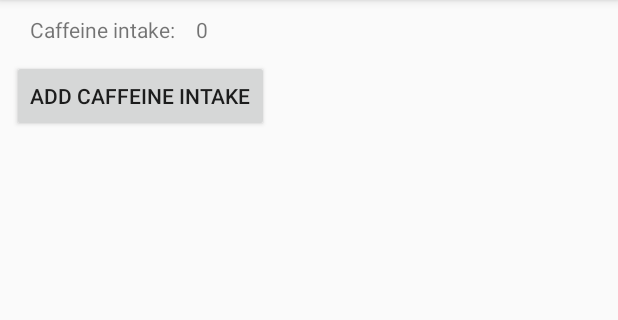
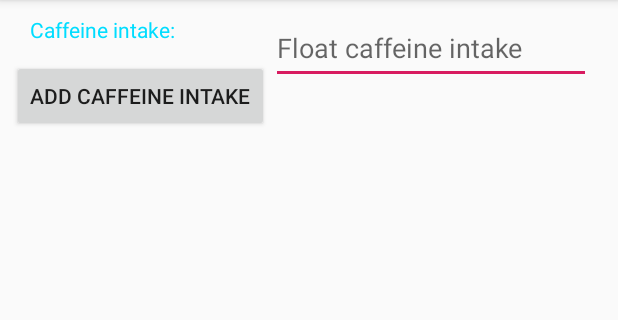
Before and after one commit to ongakken/Caffeinator, an Android app: the screen it shows after launch (MainActivity), on a phone screen of 412 x 824 dp, the part 84-404 px from its top. Run offline under Robolectric (Android 15) with nearby library versions, the phone set to English and light mode, and no system bars.

Commit message:
worked on caffeine intake float input, not finished, won't pass through debugger

```diff
--- a/app/src/main/java/com/simtoonsoftware/caffeinator/MainActivity.java
+++ b/app/src/main/java/com/simtoonsoftware/caffeinator/MainActivity.java
@@ -3,8 +3,13 @@ package com.simtoonsoftware.caffeinator;
 import android.content.Intent;
 import android.os.Bundle;
 import android.support.v7.app.AppCompatActivity;
+import android.view.KeyEvent;
 import android.view.View;
+import android.view.inputmethod.EditorInfo;
 import android.widget.Button;
+import android.widget.EditText;
+import android.widget.TextView;
+import android.widget.Toast;
 
 public class MainActivity extends AppCompatActivity {
 
@@ -13,12 +18,28 @@ public class MainActivity extends AppCompatActivity {
         super.onCreate(savedInstanceState);
         setContentView(R.layout.activity_main);
 
-    Button btn_addCaffeineIntake = findViewById(R.id.btn_addCaffeineIntake);
-    btn_addCaffeineIntake.setOnClickListener(new View.OnClickListener() {
+        Button btn_addCaffeineIntake = findViewById(R.id.btn_addCaffeineIntake);
+        EditText input_CaffeineIntakeValue = findViewById(R.id.input_CaffeineIntakeValue);
+
+        input_CaffeineIntakeValue.setOnEditorActionListener(new TextView.OnEditorActionListener() {
+            @Override
+            public boolean onEditorAction(TextView textView, int i, KeyEvent keyEvent) {
+
+                boolean handled = false;
+                if (i == EditorInfo.IME_ACTION_GO) {
+                    getApplicationContext().getResources().getInteger(R.integer.caffeineIntakeValue) = textView.getText().toString();
+                    Toast.makeText(MainActivity.this, "Current caffeine level: "
+                            + getApplicationContext().getResources().getInteger(R.integer.caffeineIntakeValue), Toast.LENGTH_SHORT).show();
+                }
+                return handled;
+            }
+
+        });
+        btn_addCaffeineIntake.setOnClickListener(new View.OnClickListener() {
+            @Override
         public void onClick(View v) {
             startActivity(new Intent(MainActivity.this, AddCaffeineIntakeActivity.class));
             System.out.println("Switched to the 'AddCaffeineIntakeActivity' Activity"); //debug text, shows only in logcat
-        }
-    });
+        }});
     }
 }
--- a/app/src/main/res/layout/activity_main.xml
+++ b/app/src/main/res/layout/activity_main.xml
@@ -14,6 +14,8 @@
         android:layout_marginTop="10dp"
         android:layout_marginEnd="8dp"
         android:text="Caffeine intake: "
+        android:textSize="14dp"
+        android:textColor="@android:color/holo_blue_bright"
         app:layout_constraintEnd_toEndOf="parent"
         app:layout_constraintHorizontal_bias="0.04"
         app:layout_constraintStart_toStartOf="parent"
@@ -26,7 +28,6 @@
         android:layout_marginStart="8dp"
         android:layout_marginTop="10dp"
         android:layout_marginEnd="8dp"
-        android:text="@string/caffeineIntakeValue"
         app:layout_constraintEnd_toEndOf="parent"
         app:layout_constraintHorizontal_bias="0.01"
         app:layout_constraintStart_toEndOf="@+id/text_caffeineIntake"
@@ -45,4 +46,18 @@
         app:layout_constraintStart_toStartOf="parent"
         app:layout_constraintTop_toTopOf="parent" />
 
+    <EditText
+        android:id="@+id/input_CaffeineIntakeValue"
+        android:inputType="numberDecimal"
+        android:layout_width="213dp"
+        android:layout_height="48dp"
+        android:layout_marginStart="50dp"
+        android:layout_marginTop="8dp"
+        android:ems="10"
+        android:text=""
+        android:hint="Float caffeine intake"
+        android:imeOptions="actionGo"
+        app:layout_constraintStart_toEndOf="@+id/text_caffeineIntakeValue"
+        app:layout_constraintTop_toTopOf="parent" />
+
 </android.support.constraint.ConstraintLayout>
--- /dev/null
+++ b/app/src/main/res/values/integers.xml
@@ -0,0 +1,4 @@
+<?xml version="1.0" encoding="utf-8"?>
+<resources>
+    <integer name="caffeineIntakeValue">0</integer>
+</resources>
--- a/app/src/main/res/values/strings.xml
+++ b/app/src/main/res/values/strings.xml
@@ -1,4 +1,3 @@
 <resources>
     <string name="app_name">Caffeinator</string>
-    <string name="caffeineIntakeValue">0</string>
 </resources>
```
